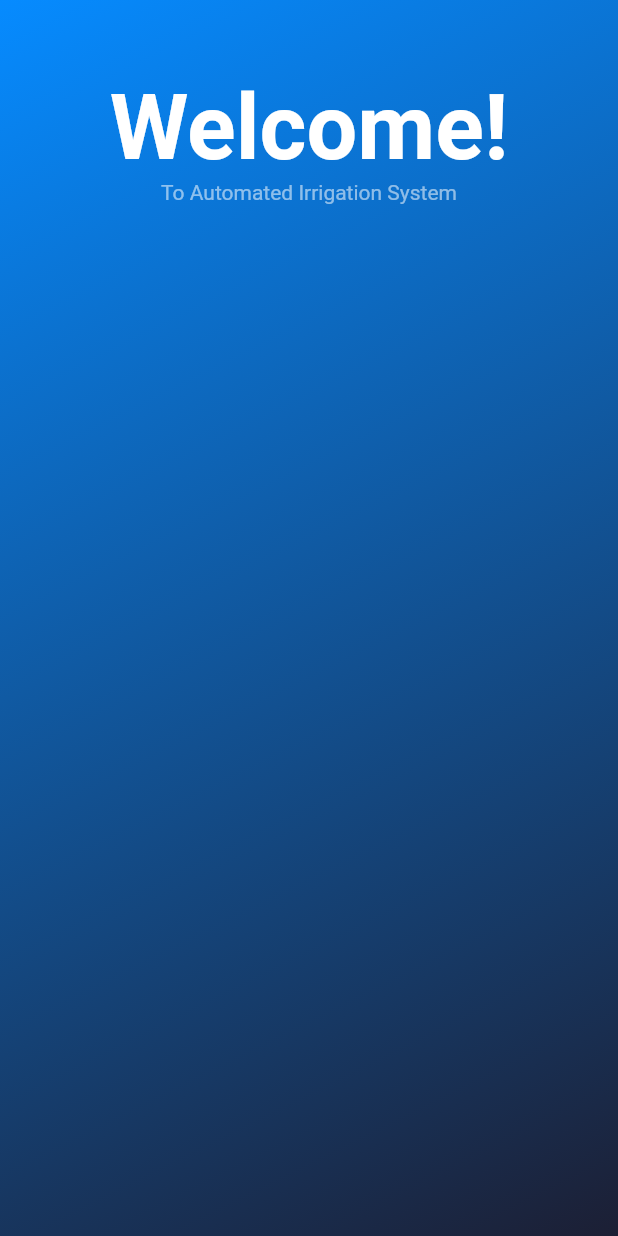
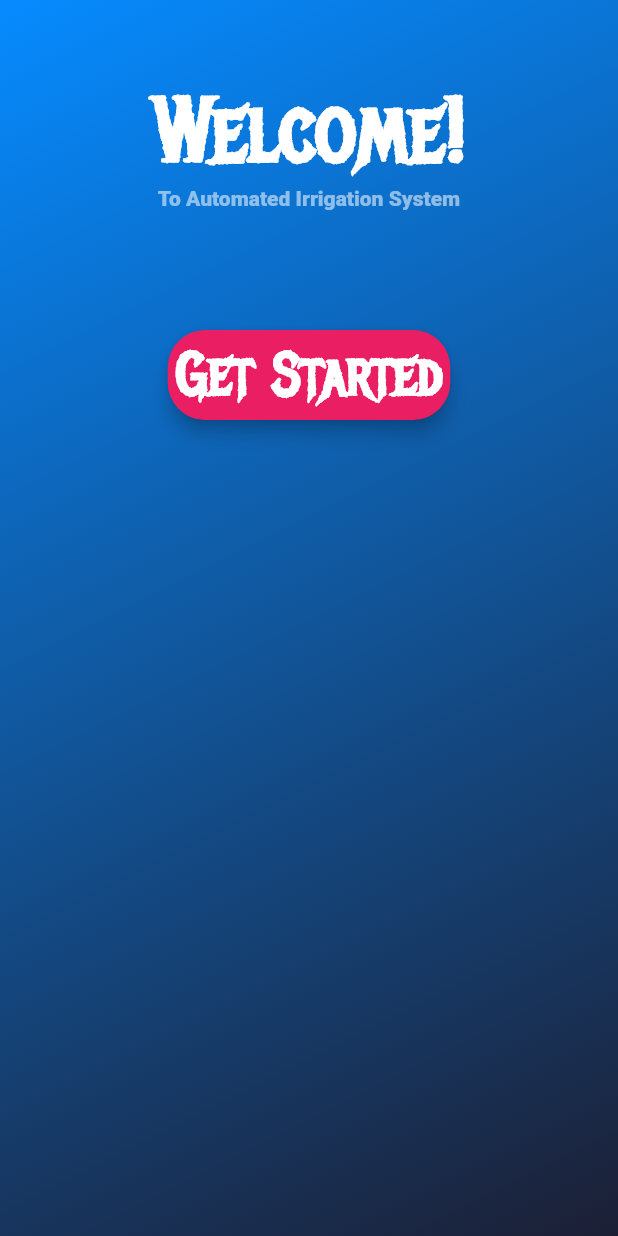
Before and after one commit to KS9004/ais_app, a Flutter app: the screen it shows after launch, on a phone screen of 412 x 824 dp. Run offline on Flutter 3.47's test engine with Material 2 defaults, Android fonts, the phone set to English and light mode, and no system bars.

Commit message:
added font to text widget

```diff
--- a/lib/main.dart
+++ b/lib/main.dart
@@ -44,12 +44,36 @@
                   color: Colors.white,
                   fontSize: 60.0,
                   fontWeight: FontWeight.bold,
+                  fontFamily: 'Mania',
                 ),),
               ),
               Text("To Automated Irrigation System",style: TextStyle(
                 color: Colors.white54,
               ),
-              )],
+              ),
+              SizedBox(
+                height: 80.0,
+              ),
+              Material(
+                elevation: 5.0,
+                borderRadius: BorderRadius.circular(25.0),
+                color: Colors.pink,
+
+                child: MaterialButton(onPressed: null,
+                  minWidth: MediaQuery.of(context).size.width/2.5,
+                  padding: EdgeInsets.all(5.0),
+
+                  child: Text("Get Started",
+                  textAlign: TextAlign.center,
+                  style: TextStyle(
+                    color: Colors.white,
+                    fontWeight: FontWeight.bold,
+                    fontSize: 40.0,
+                    fontFamily: 'Mania'
+                  ),),
+                ),
+              )
+            ],
           ),
       ),
       ),
```
Also changed, not shown: pubspec.yaml (+7 -11 lines).
